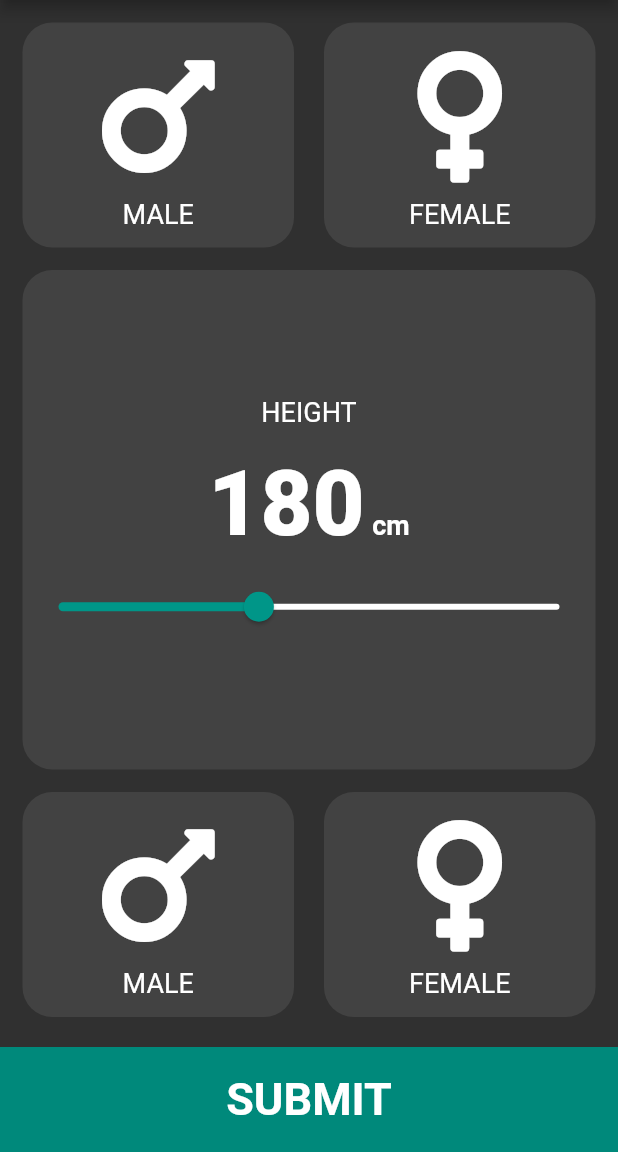
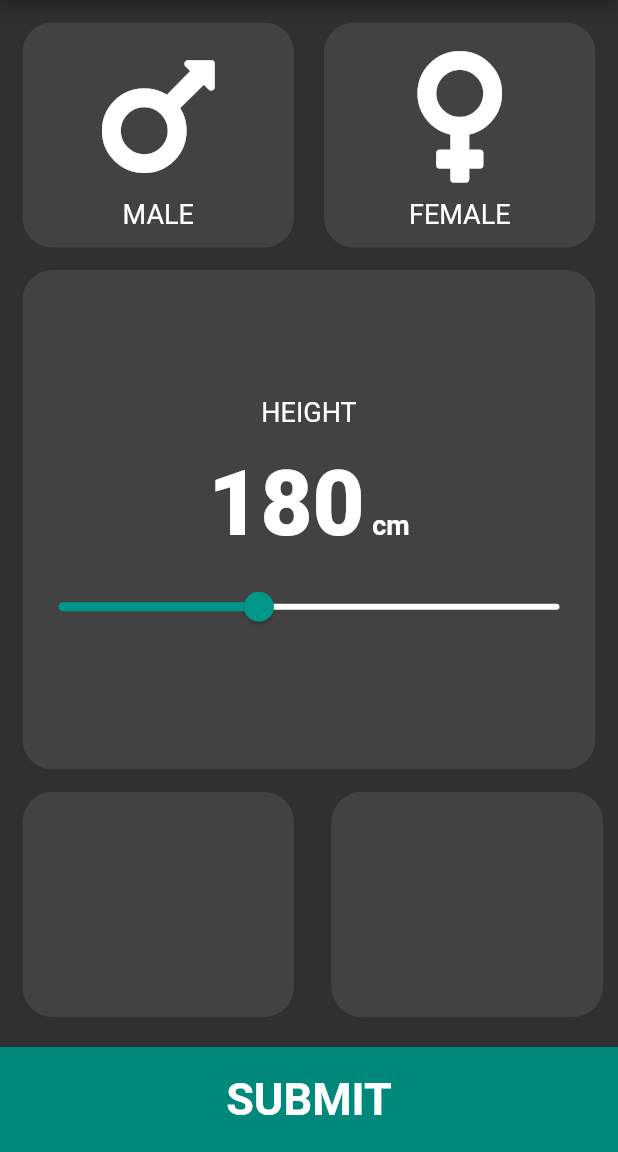
Before and after one commit to Harmanjit14/BMI-Calculator, a Flutter app: the screen it shows after launch, on a phone screen of 412 x 824 dp, the part 84-1236 px from its top. Run offline on Flutter 3.47's test engine with Material 2 defaults, Android fonts, the phone set to English and light mode, and no system bars; our stand-ins replace font_awesome_flutter.

```diff
--- a/lib/main.dart
+++ b/lib/main.dart
@@ -159,6 +159,48 @@ class _MainBoxState extends State<MainBox> {
   }
 }
 
+class WeightBox extends StatefulWidget {
+  @override
+  _WeightBoxState createState() => _WeightBoxState();
+}
+
+class _WeightBoxState extends State<WeightBox> {
+  @override
+  Widget build(BuildContext context) {
+    return Expanded(
+      flex: 1,
+      child: Container(
+        margin: EdgeInsets.fromLTRB(15, 15, 10, 15),
+        height: 150,
+        width: double.infinity,
+        decoration: BoxDecoration(
+            borderRadius: BorderRadius.circular(20), color: Colors.grey[800]),
+      ),
+    );
+  }
+}
+
+class AgeBox extends StatefulWidget {
+  @override
+  _AgeBoxState createState() => _AgeBoxState();
+}
+
+class _AgeBoxState extends State<AgeBox> {
+  @override
+  Widget build(BuildContext context) {
+    return Expanded(
+      flex: 1,
+      child: Container(
+        margin: EdgeInsets.fromLTRB(15, 15, 10, 15),
+        height: 150,
+        width: double.infinity,
+        decoration: BoxDecoration(
+            borderRadius: BorderRadius.circular(20), color: Colors.grey[800]),
+      ),
+    );
+  }
+}
+
 class BmiCal extends StatefulWidget {
   @override
   _BmiCalState createState() => _BmiCalState();
@@ -234,10 +276,8 @@ class _BmiCalState extends State<BmiCal> {
             MainBox(),
             Row(
               children: <Widget>[
-                MaleWid(boxCol: inactive),
-                FemaleWid(
-                  boxCol: inactive,
-                ),
+                WeightBox(),
+                AgeBox(),
               ],
             ),
             FlatButton(
```
